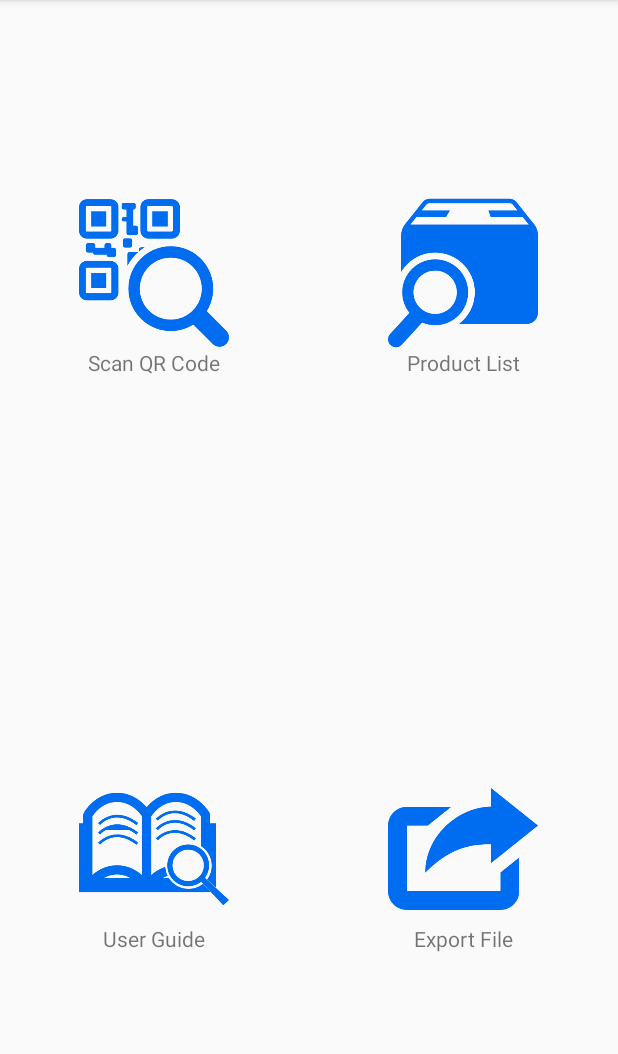
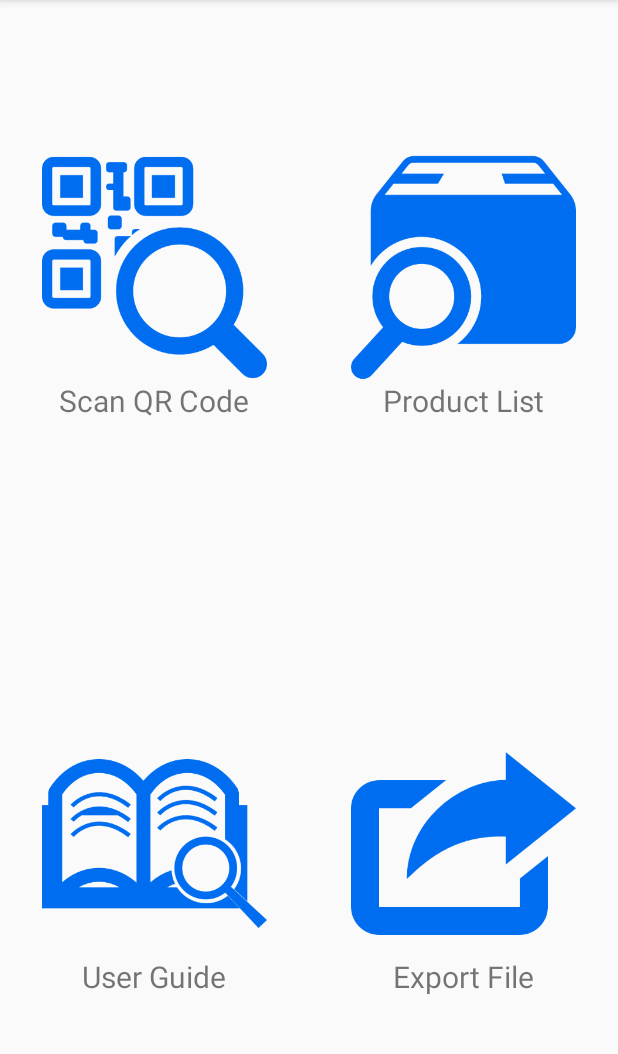
Before and after one commit to vatanubay/InventoryChecker, an Android app: the HomeActivity screen opened directly, with no data from a screen before it, on a phone screen of 412 x 824 dp, the part 84-1138 px from its top. Run offline under Robolectric (Android 15) with nearby library versions, the light colour scheme and no system bars; network calls fail.

Commit message:
New update 12-06-16 store 3

```diff
--- a/app/src/main/res/layout/activity_home.xml
+++ b/app/src/main/res/layout/activity_home.xml
@@ -21,15 +21,16 @@
 
             <ImageView
                 android:id="@+id/imageView1"
-                android:layout_width="100dp"
-                android:layout_height="100dp"
+                android:layout_width="150dp"
+                android:layout_height="150dp"
                 android:src="@drawable/custom_button_home1" />
 
             <TextView
                 android:id="@+id/textView1"
                 android:layout_width="wrap_content"
                 android:layout_height="wrap_content"
-                android:text="Scan QR Code" />
+                android:text="Scan QR Code"
+                android:textSize="20sp"/>
 
         </LinearLayout>
 
@@ -42,15 +43,16 @@
 
             <ImageView
                 android:id="@+id/imageView2"
-                android:layout_width="100dp"
-                android:layout_height="100dp"
+                android:layout_width="150dp"
+                android:layout_height="150dp"
                 android:src="@drawable/custom_button_home2" />
 
             <TextView
                 android:id="@+id/textView2"
                 android:layout_width="wrap_content"
                 android:layout_height="wrap_content"
-                android:text="Product List" />
+                android:text="Product List"
+                android:textSize="20sp"/>
 
         </LinearLayout>
 
@@ -72,15 +74,16 @@
 
             <ImageView
                 android:id="@+id/imageView3"
-                android:layout_width="100dp"
-                android:layout_height="100dp"
+                android:layout_width="150dp"
+                android:layout_height="150dp"
                 android:src="@drawable/custom_button_home3" />
 
             <TextView
                 android:id="@+id/textView3"
                 android:layout_width="wrap_content"
                 android:layout_height="wrap_content"
-                android:text="User Guide" />
+                android:text="User Guide"
+                android:textSize="20sp"/>
 
         </LinearLayout>
 
@@ -93,15 +96,16 @@
 
             <ImageView
                 android:id="@+id/imageView4"
-                android:layout_width="100dp"
-                android:layout_height="100dp"
+                android:layout_width="150dp"
+                android:layout_height="150dp"
                 android:src="@drawable/custom_button_home4" />
 
             <TextView
                 android:id="@+id/textView4"
                 android:layout_width="wrap_content"
                 android:layout_height="wrap_content"
-                android:text="Export File" />
+                android:text="Export File"
+                android:textSize="20sp"/>
 
         </LinearLayout>
 
```
